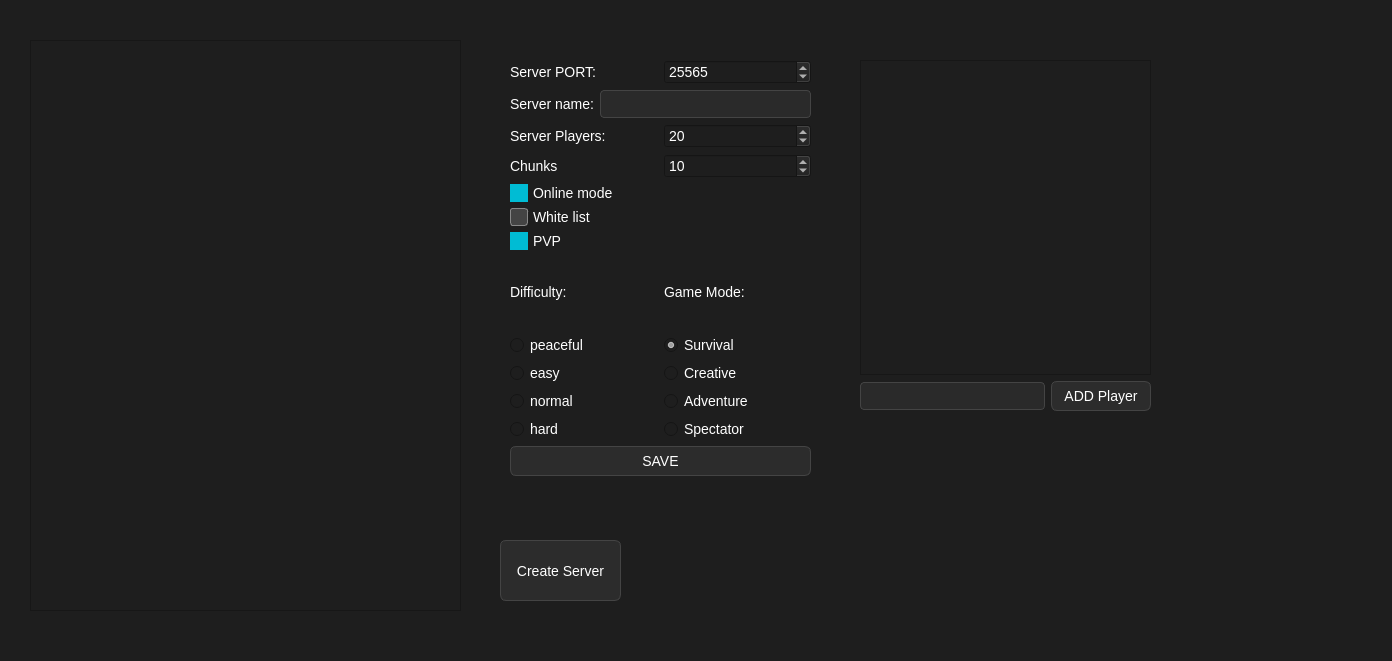
The window that ui/mainwindow.ui (MarcRoviraP/Gestor_Minecraft_Server) describes before a commit, drawn with Qt 5.
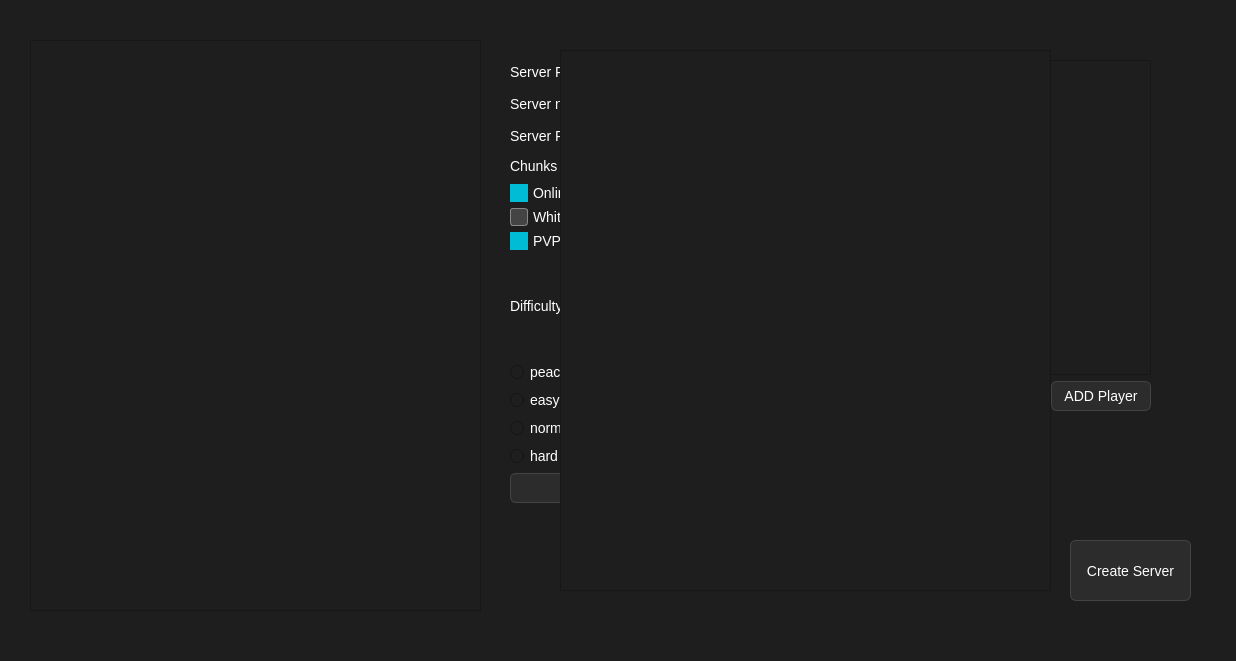
The same window after the commit.

Commit message: Add mod management features and UI enhancements for server management

```diff
--- a/ui/mainwindow.ui
+++ b/ui/mainwindow.ui
@@ -6,7 +6,7 @@
    <rect>
     <x>0</x>
     <y>0</y>
-    <width>1392</width>
+    <width>1236</width>
     <height>661</height>
    </rect>
   </property>
@@ -146,7 +146,7 @@
      <rect>
       <x>30</x>
       <y>40</y>
-      <width>431</width>
+      <width>451</width>
       <height>571</height>
      </rect>
     </property>
@@ -154,7 +154,7 @@
    <widget class="QPushButton" name="createServerBtn">
     <property name="geometry">
      <rect>
-      <x>500</x>
+      <x>1070</x>
       <y>540</y>
       <width>121</width>
       <height>61</height>
@@ -225,7 +225,7 @@
        <x>20</x>
        <y>20</y>
        <width>301</width>
-       <height>416</height>
+       <height>443</height>
       </rect>
      </property>
      <layout class="QVBoxLayout" name="verticalLayout_5">
@@ -472,6 +472,22 @@
      </layout>
     </widget>
    </widget>
+   <widget class="QListWidget" name="modsListWidget">
+    <property name="enabled">
+     <bool>true</bool>
+    </property>
+    <property name="geometry">
+     <rect>
+      <x>560</x>
+      <y>50</y>
+      <width>491</width>
+      <height>541</height>
+     </rect>
+    </property>
+    <property name="selectionRectVisible">
+     <bool>false</bool>
+    </property>
+   </widget>
   </widget>
   <widget class="QMenuBar" name="menubar">
    <property name="geometry">
```
Left out of the diff: 2 changed lines with no effect on the pictures. The commit also changes 5 other files.
